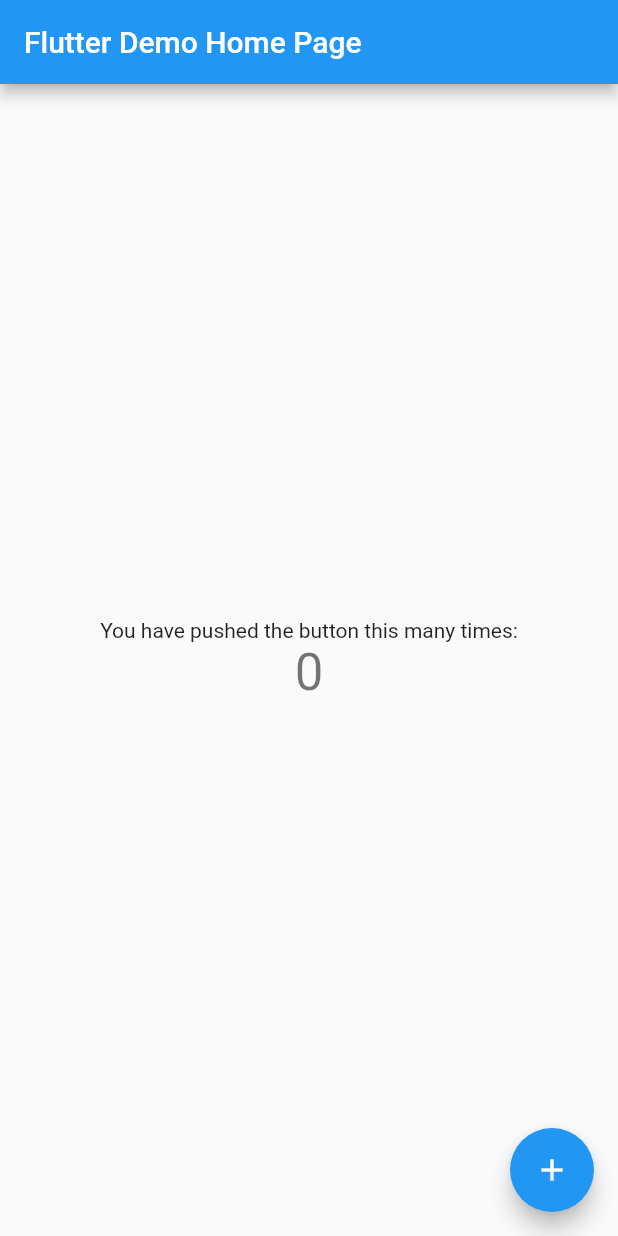
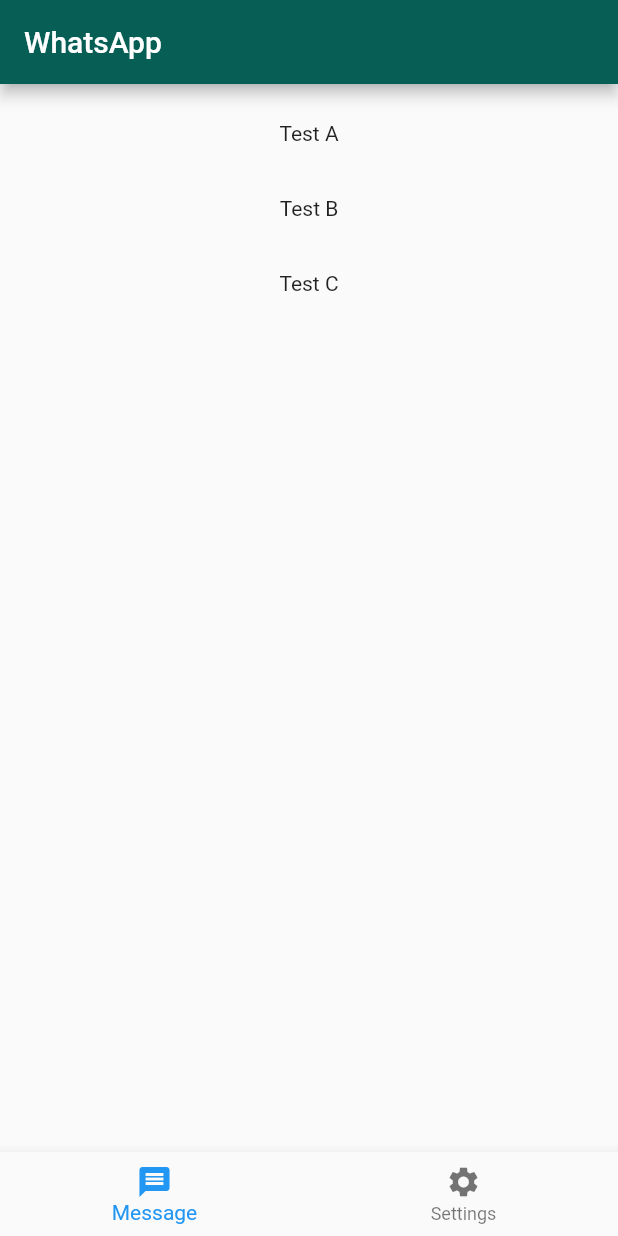
Before and after one commit to lohengliang/whatsapp, a Flutter app: the screen it shows after launch, on a phone screen of 412 x 824 dp. Run offline on Flutter 3.47's test engine with Material 2 defaults, Android fonts, the phone set to English and light mode, and no system bars.

Commit message:
Create message screen.

```diff
--- a/lib/main.dart
+++ b/lib/main.dart
@@ -1,111 +1,20 @@
 import 'package:flutter/material.dart';
+import 'package:whatsapp/message_screen.dart';
 
 void main() => runApp(MyApp());
 
 class MyApp extends StatelessWidget {
-  // This widget is the root of your application.
   @override
   Widget build(BuildContext context) {
     return MaterialApp(
-      title: 'Flutter Demo',
-      theme: ThemeData(
-        // This is the theme of your application.
-        //
-        // Try running your application with "flutter run". You'll see the
-        // application has a blue toolbar. Then, without quitting the app, try
-        // changing the primarySwatch below to Colors.green and then invoke
-        // "hot reload" (press "r" in the console where you ran "flutter run",
-        // or simply save your changes to "hot reload" in a Flutter IDE).
-        // Notice that the counter didn't reset back to zero; the application
-        // is not restarted.
-        primarySwatch: Colors.blue,
-      ),
-      home: MyHomePage(title: 'Flutter Demo Home Page'),
+      title: 'WhatsApp',
+      theme: new ThemeData(
+          primaryColor: new Color(0xff075E54),
+          accentColor: new Color(0xff25D366)),
+      initialRoute: '/',
+      routes: {
+        '/': (context) => MessageScreen(),
+      },
     );
   }
 }
-
-class MyHomePage extends StatefulWidget {
-  MyHomePage({Key key, this.title}) : super(key: key);
-
-  // This widget is the home page of your application. It is stateful, meaning
-  // that it has a State object (defined below) that contains fields that affect
-  // how it looks.
-
-  // This class is the configuration for the state. It holds the values (in this
-  // case the title) provided by the parent (in this case the App widget) and
-  // used by the build method of the State. Fields in a Widget subclass are
-  // always marked "final".
-
-  final String title;
-
-  @override
-  _MyHomePageState createState() => _MyHomePageState();
-}
-
-class _MyHomePageState extends State<MyHomePage> {
-  int _counter = 0;
-
-  void _incrementCounter() {
-    setState(() {
-      // This call to setState tells the Flutter framework that something has
-      // changed in this State, which causes it to rerun the build method below
-      // so that the display can reflect the updated values. If we changed
-      // _counter without calling setState(), then the build method would not be
-      // called again, and so nothing would appear to happen.
-      _counter++;
-    });
-  }
-
-  @override
-  Widget build(BuildContext context) {
-    // This method is rerun every time setState is called, for instance as done
-    // by the _incrementCounter method above.
-    //
-    // The Flutter framework has been optimized to make rerunning build methods
-    // fast, so that you can just rebuild anything that needs updating rather
-    // than having to individually change instances of widgets.
-    return Scaffold(
-      appBar: AppBar(
-        // Here we take the value from the MyHomePage object that was created by
-        // the App.build method, and use it to set our appbar title.
-        title: Text(widget.title),
-      ),
-      body: Center(
-        // Center is a layout widget. It takes a single child and positions it
-        // in the middle of the parent.
-        child: Column(
-          // Column is also a layout widget. It takes a list of children and
-          // arranges them vertically. By default, it sizes itself to fit its
-          // children horizontally, and tries to be as tall as its parent.
-          //
-          // Invoke "debug painting" (press "p" in the console, choose the
-          // "Toggle Debug Paint" action from the Flutter Inspector in Android
-          // Studio, or the "Toggle Debug Paint" command in Visual Studio Code)
-          // to see the wireframe for each widget.
-          //
-          // Column has various properties to control how it sizes itself and
-          // how it positions its children. Here we use mainAxisAlignment to
-          // center the children vertically; the main axis here is the vertical
-          // axis because Columns are vertical (the cross axis would be
-          // horizontal).
-          mainAxisAlignment: MainAxisAlignment.center,
-          children: <Widget>[
-            Text(
-              'You have pushed the button this many times:',
-            ),
-            Text(
-              '$_counter',
-              style: Theme.of(context).textTheme.display1,
-            ),
-          ],
-        ),
-      ),
-      floatingActionButton: FloatingActionButton(
-        onPressed: _incrementCounter,
-        tooltip: 'Increment',
-        child: Icon(Icons.add),
-      ), // This trailing comma makes auto-formatting nicer for build methods.
-    );
-  }
-}
--- /dev/null
+++ b/lib/message_screen.dart
@@ -0,0 +1,28 @@
+import 'package:flutter/material.dart';
+import 'package:whatsapp/message_view.dart';
+
+class MessageScreen extends StatefulWidget {
+  @override
+  _MessageScreenState createState() => _MessageScreenState();
+}
+
+class _MessageScreenState extends State<MessageScreen> {
+  @override
+  Widget build(BuildContext context) {
+    return Scaffold(
+        appBar: AppBar(
+          title: Text('WhatsApp'),
+        ),
+        body: MessageView(),
+        bottomNavigationBar: BottomNavigationBar(items: [
+          BottomNavigationBarItem(
+            icon: Icon(Icons.message),
+            title: Text('Message'),
+          ),
+          BottomNavigationBarItem(
+            icon: Icon(Icons.settings),
+            title: Text('Settings'),
+          ),
+        ]));
+  }
+}
--- /dev/null
+++ b/lib/message_view.dart
@@ -0,0 +1,24 @@
+import 'package:flutter/material.dart';
+
+class MessageView extends StatelessWidget {
+  @override
+  Widget build(BuildContext context) {
+    return ListView(
+      padding: const EdgeInsets.all(8),
+      children: <Widget>[
+        Container(
+          height: 50,
+          child: const Center(child: Text('Test A')),
+        ),
+        Container(
+          height: 50,
+          child: const Center(child: Text('Test B')),
+        ),
+        Container(
+          height: 50,
+          child: const Center(child: Text('Test C')),
+        ),
+      ],
+    );
+  }
+}
```
Also changed, not shown: 1 other file.
